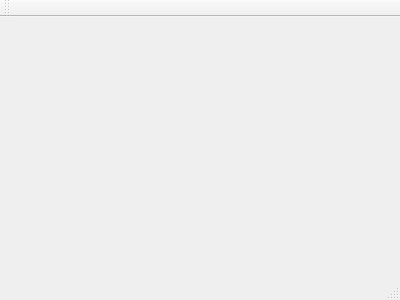
The window that Application/mainwindow.ui (SSSAAABBB/Working) describes before a commit, drawn with Qt 5.
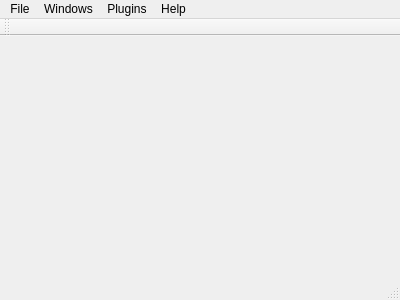
The same window after the commit.

```diff
--- a/Application/mainwindow.ui
+++ b/Application/mainwindow.ui
@@ -12,13 +12,64 @@
   <property name="windowTitle" >
    <string>MainWindow</string>
   </property>
-  <widget class="QMenuBar" name="menuBar" />
-  <widget class="QToolBar" name="mainToolBar" />
-  <widget class="QWidget" name="centralWidget" />
-  <widget class="QStatusBar" name="statusBar" />
+  <widget class="QWidget" name="centralWidget"/>
+  <widget class="QMenuBar" name="menuBar">
+   <property name="geometry">
+    <rect>
+     <x>0</x>
+     <y>0</y>
+     <width>400</width>
+     <height>22</height>
+    </rect>
+   </property>
+   <widget class="QMenu" name="menuFile">
+    <property name="title">
+     <string>File</string>
+    </property>
+    <addaction name="actionNew_file"/>
+   </widget>
+   <widget class="QMenu" name="menuwindows">
+    <property name="title">
+     <string>Windows</string>
+    </property>
+   </widget>
+   <widget class="QMenu" name="menuHelp">
+    <property name="title">
+     <string>Help</string>
+    </property>
+   </widget>
+   <widget class="QMenu" name="menuPlugins">
+    <property name="title">
+     <string>Plugins</string>
+    </property>
+   </widget>
+   <addaction name="menuFile"/>
+   <addaction name="menuwindows"/>
+   <addaction name="menuPlugins"/>
+   <addaction name="menuHelp"/>
+  </widget>
+  <widget class="QToolBar" name="mainToolBar">
+   <attribute name="toolBarArea">
+    <enum>TopToolBarArea</enum>
+   </attribute>
+   <attribute name="toolBarBreak">
+    <bool>false</bool>
+   </attribute>
+  </widget>
+  <widget class="QStatusBar" name="statusBar"/>
+  <action name="actionNew_file">
+   <property name="text">
+    <string>New File</string>
+   </property>
+   <property name="toolTip">
+    <string>&lt;html&gt;&lt;head/&gt;&lt;body&gt;&lt;p&gt;新建文件或项目&lt;/p&gt;&lt;p&gt;&lt;br/&gt;&lt;/p&gt;&lt;/body&gt;&lt;/html&gt;</string>
+   </property>
+   <property name="shortcut">
+    <string>Ctrl+N</string>
+   </property>
+  </action>
  </widget>
- <layoutDefault spacing="6" margin="11" />
- <pixmapfunction></pixmapfunction>
+ <layoutdefault spacing="6" margin="11"/>
  <resources/>
  <connections/>
 </ui>
```
Left out of the diff: 7 changed lines with no effect on the pictures.
